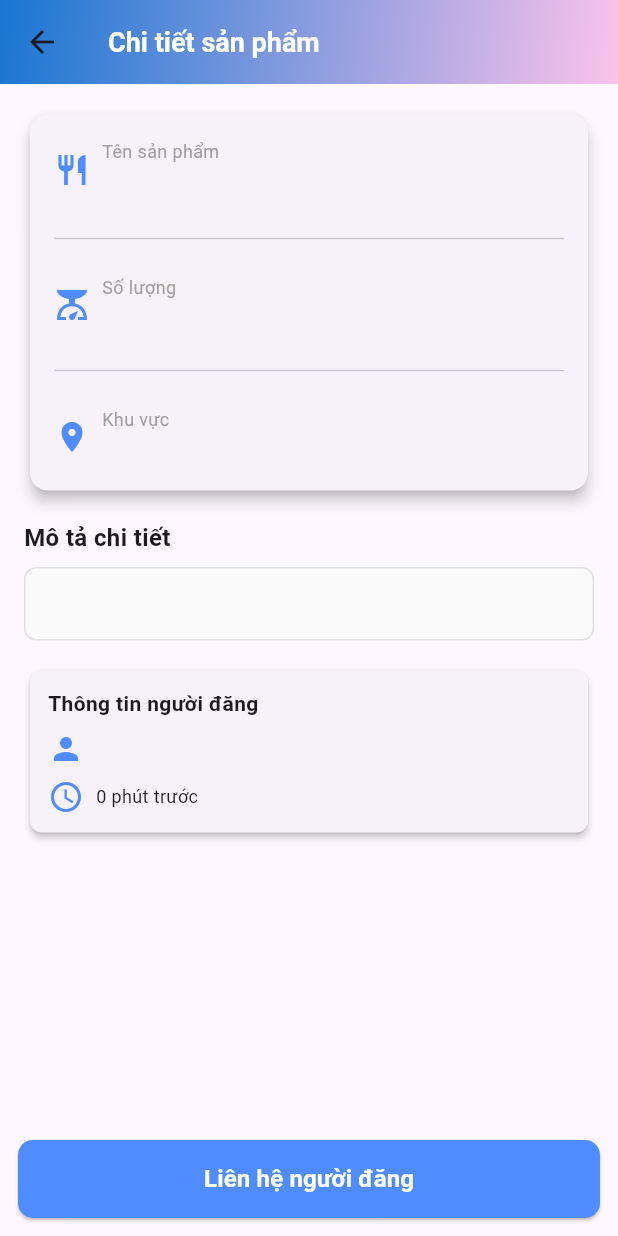
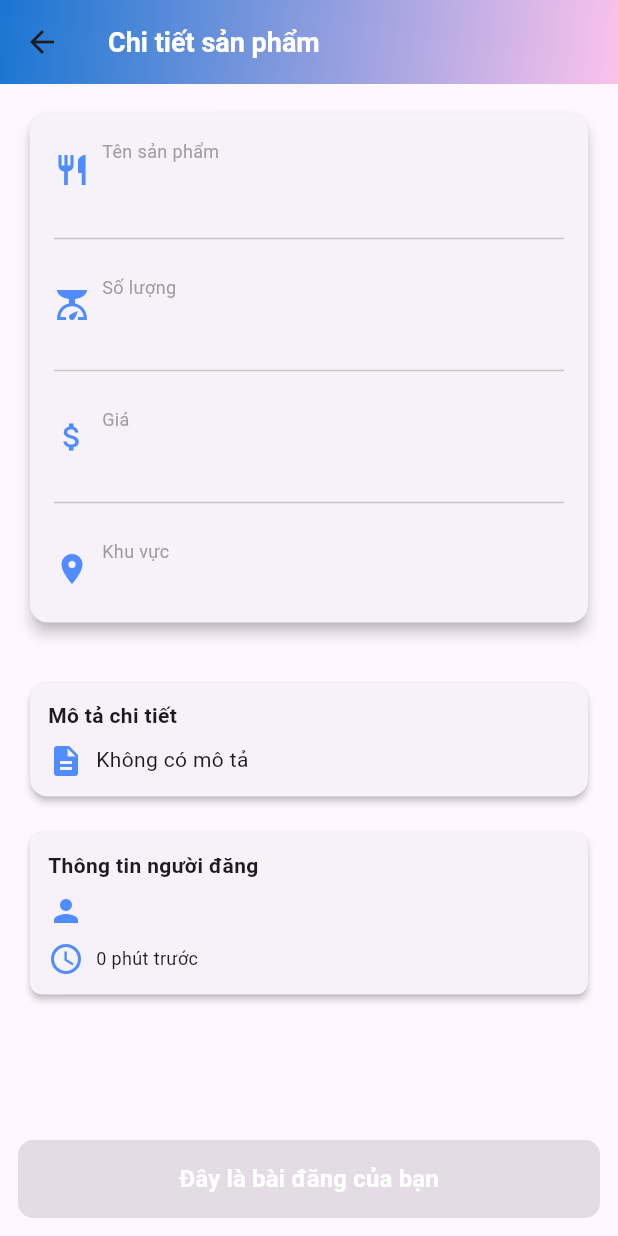
Before and after one commit to DanhBNg/Food-Share-App, a Flutter app: the PostDetailScreen screen opened directly with empty values, on a phone screen of 412 x 824 dp. Run offline on Flutter 3.47's test engine with Material 3 defaults, Android fonts, the phone set to English and light mode, and no system bars; our stand-ins replace cloud_firestore, firebase_auth, firebase_core, firebase_database, google_sign_in, image_picker and 1 more; missing offline and left inert: flutter_facebook_auth; accounts and stored records are empty; network calls fail.

Commit message:
update ui, sửa lại một số luồng đăng tin, thêm url cho bài đăng

```diff
--- a/lib/models/post_model.dart
+++ b/lib/models/post_model.dart
@@ -4,6 +4,8 @@ class Post {
   final String id;
   final String userId;
   final String userName;
+  final String price;
+  final String productUrl;
   final String ingredientName;
   final String ingredientNameLower;
   final String quantity;
@@ -16,6 +18,8 @@ class Post {
     required this.id,
     required this.userId,
     required this.userName,
+    required this.price,
+    required this.productUrl,
     required this.ingredientName,
     required this.ingredientNameLower,
     required this.quantity,
@@ -32,6 +36,8 @@ class Post {
       id: doc.id,
       userId: data['userId'] ?? '',
       userName: data['userName'] ?? 'Ẩn danh',
+      price: data['price'] ?? '',
+      productUrl: data['productUrl'] ?? '',
       ingredientName: data['ingredientName'] ?? '',
       ingredientNameLower: data['ingredientNameLower'] ?? '',
       quantity: data['quantity'] ?? '',
@@ -46,6 +52,8 @@ class Post {
     return {
       'userId': userId,
       'userName': userName,
+      'price': price,
+      'productUrl': productUrl,
       'ingredientName': ingredientName,
       'ingredientNameLower': ingredientName.toLowerCase(),
       'quantity': quantity,
--- a/lib/screens/post_detail_screen.dart
+++ b/lib/screens/post_detail_screen.dart
@@ -3,6 +3,8 @@ import 'package:flutter/material.dart';
 import 'package:cloud_firestore/cloud_firestore.dart';
 import 'package:food_share/screens/connect_screen.dart';
 import '../models/post_model.dart';
+import 'package:url_launcher/url_launcher.dart';
+import 'package:intl/intl.dart';
 
 class PostDetailScreen extends StatefulWidget {
   final Post post;
@@ -49,17 +51,27 @@ class _PostDetailScreenState extends State<PostDetailScreen> {
           child: SizedBox(
             height: 52,
             width: double.infinity,
-            child: ElevatedButton(
+            child: Builder(
+              builder: (context) {
+                final currentUser = FirebaseAuth.instance.currentUser;
+
+                final isMyPost =
+                    currentUser != null && currentUser.uid == widget.post.userId;
+
+                return ElevatedButton(
                   style: ElevatedButton.styleFrom(
-                  backgroundColor: const Color(0xFF4F8CFF),
+                    backgroundColor: isMyPost
+                        ? Colors.grey        // nút xám khi là bài của mình
+                        : const Color(0xFF4F8CFF),
                     shape: RoundedRectangleBorder(
                       borderRadius: BorderRadius.circular(10),
                     ),
                   ),
-              onPressed: () {
-                final currentUser = FirebaseAuth.instance.currentUser;
-                if (currentUser == null) return;
 
+                  // 👇 vô hiệu hóa nếu là bài của mình
+                  onPressed: isMyPost
+                      ? null
+                      : () {
                     Navigator.push(
                       context,
                       MaterialPageRoute(
@@ -69,18 +81,24 @@ class _PostDetailScreenState extends State<PostDetailScreen> {
                       ),
                     );
                   },
-              child: const Text(
-                'Liên hệ người đăng',
-                style: TextStyle(
+
+                  child: Text(
+                    isMyPost
+                        ? 'Đây là bài đăng của bạn'
+                        : 'Liên hệ người đăng',
+                    style: const TextStyle(
                       fontSize: 16,
                       fontWeight: FontWeight.bold,
                       color: Colors.white,
                     ),
                   ),
+                );
+              },
             ),
           ),
         ),
       ),
+
       body: SingleChildScrollView(
         child: Padding(
           padding: const EdgeInsets.all(16),
@@ -161,7 +179,37 @@ class _PostDetailScreenState extends State<PostDetailScreen> {
                       const SizedBox(height: 16),
                       const Divider(),
                       const SizedBox(height: 16),
-
+                      //price
+                      Row(
+                        children: [
+                          const Icon(Icons.attach_money, color: Color(0xFF4F8CFF)),
+                          const SizedBox(width: 8),
+                          Expanded(
+                            child: Column(
+                              crossAxisAlignment: CrossAxisAlignment.start,
+                              children: [
+                                const Text(
+                                  'Giá',
+                                  style: TextStyle(
+                                    fontSize: 12,
+                                    color: Colors.grey,
+                                  ),
+                                ),
+                                Text(
+                                  formatPrice(widget.post.price),
+                                  style: const TextStyle(
+                                    fontSize: 16,
+                                    fontWeight: FontWeight.w600,
+                                  ),
+                                ),
+                              ],
+                            ),
+                          ),
+                        ],
+                      ),
+                      const SizedBox(height: 16),
+                      const Divider(),
+                      const SizedBox(height: 16),
                       // Khu vực
                       Row(
                         children: [
@@ -195,33 +243,95 @@ class _PostDetailScreenState extends State<PostDetailScreen> {
                 ),
               ),
               const SizedBox(height: 16),
-
-              // Mô tả
+              //url
+              if (widget.post.productUrl != null &&
+                  widget.post.productUrl!.isNotEmpty)
+                Card(
+                  elevation: 2,
+                  shape: RoundedRectangleBorder(
+                    borderRadius: BorderRadius.circular(12),
+                  ),
+                  child: Padding(
+                    padding: const EdgeInsets.all(12),
+                    child: Column(
+                      crossAxisAlignment: CrossAxisAlignment.start,
+                      children: [
                         const Text(
-                'Mô tả chi tiết',
+                          'URL sản phẩm',
                           style: TextStyle(
-                  fontSize: 16,
+                            fontSize: 14,
                             fontWeight: FontWeight.bold,
                           ),
                         ),
                         const SizedBox(height: 8),
-              Container(
-                width: double.infinity,
+                        Row(
+                          crossAxisAlignment: CrossAxisAlignment.start,
+                          children: [
+                            const Icon(Icons.link, color: Color(0xFF4F8CFF)),
+                            const SizedBox(width: 8),
+                            InkWell(
+                              onTap: () => openUrl(widget.post.productUrl!),
+                              child: Text(
+                                widget.post.productUrl!,
+                                style: const TextStyle(
+                                  fontSize: 14,
+                                  color: Colors.blue,
+                                  decoration: TextDecoration.underline,
+                                ),
+                              ),
+                            ),
+                          ],
+                        ),
+                      ],
+                    ),
+                  ),
+                ),
+              const SizedBox(height: 16),
+
+              // Mô tả
+              Card(
+                elevation: 2,
+                shape: RoundedRectangleBorder(
+                  borderRadius: BorderRadius.circular(12),
+                ),
+                child: Padding(
                   padding: const EdgeInsets.all(12),
-                decoration: BoxDecoration(
-                  border: Border.all(color: Colors.grey[300]!),
-                  borderRadius: BorderRadius.circular(8),
-                  color: Colors.grey[50],
+                  child: Column(
+                    crossAxisAlignment: CrossAxisAlignment.start,
+                    children: [
+                      const Text(
+                        'Mô tả chi tiết',
+                        style: TextStyle(
+                          fontSize: 14,
+                          fontWeight: FontWeight.bold,
                         ),
+                      ),
+                      const SizedBox(height: 8),
+
+                      Row(
+                        crossAxisAlignment: CrossAxisAlignment.start,
+                        children: [
+                          const Icon(Icons.description, color: Color(0xFF4F8CFF)),
+                          const SizedBox(width: 8),
+                          Expanded(
                             child: Text(
-                  widget.post.description,
+                              widget.post.description.isNotEmpty
+                                  ? widget.post.description
+                                  : 'Không có mô tả',
                               style: const TextStyle(
                                 fontSize: 14,
                                 height: 1.6,
                               ),
                             ),
                           ),
+                        ],
+                      ),
+                    ],
+                  ),
+                ),
+              ),
               const SizedBox(height: 16),
+
 
               // Thông tin người đăng
               Card(
@@ -319,35 +429,6 @@ class _PostDetailScreenState extends State<PostDetailScreen> {
                     ),
                   ),
                 ),
-
-              // // Nút liên hệ
-              // SizedBox(
-              //   width: double.infinity,
-              //   height: 50,
-              //   child: ElevatedButton(
-              //     style: ElevatedButton.styleFrom(
-              //       backgroundColor: Colors.green,
-              //       shape: RoundedRectangleBorder(
-              //         borderRadius: BorderRadius.circular(8),
-              //       ),
-              //     ),
-              //     onPressed: () {
-              //       ScaffoldMessenger.of(context).showSnackBar(
-              //         const SnackBar(
-              //           content: Text('Tính năng liên hệ đang phát triển'),
-              //         ),
-              //       );
-              //     },
-              //     child: const Text(
-              //       'Liên hệ người đăng',
-              //       style: TextStyle(
-              //         fontSize: 16,
-              //         fontWeight: FontWeight.bold,
-              //         color: Colors.white,
-              //       ),
-              //     ),
-              //   ),
-              // ),
             ],
           ),
         ),
@@ -358,7 +439,6 @@ class _PostDetailScreenState extends State<PostDetailScreen> {
   String _formatDate(DateTime dateTime) {
     final now = DateTime.now();
     final difference = now.difference(dateTime);
-
     if (difference.inDays == 0) {
       if (difference.inHours == 0) {
         return '${difference.inMinutes} phút trước';
@@ -372,4 +452,35 @@ class _PostDetailScreenState extends State<PostDetailScreen> {
       return '${dateTime.day}/${dateTime.month}/${dateTime.year}';
     }
   }
+  String formatPrice(String price) {
+    final p = price.trim().toLowerCase();
+
+    if (p == '0' || p == 'miễn phí' || p == 'free') {
+      return 'Tặng miễn phí';
     }
+    // Nếu là số, format có dấu chấm
+    final number = int.tryParse(p.replaceAll(RegExp(r'[^0-9]'), ''));
+    if (number != null) {
+      final formatter = NumberFormat("#,###", "vi_VN");
+      return "${formatter.format(number)} đ";
+    }
+    return price;
+  }
+
+  Future<void> openUrl(String url) async {
+    if (!url.startsWith('http')) {
+      url = 'https://$url';
+    }
+
+    final uri = Uri.parse(url);
+
+    if (await canLaunchUrl(uri)) {
+      await launchUrl(uri, mode: LaunchMode.externalApplication);
+    } else {
+      ScaffoldMessenger.of(context).showSnackBar(
+        const SnackBar(content: Text('Không mở được liên kết')),
+      );
+    }
+  }
+
+}
--- a/lib/services/post_service.dart
+++ b/lib/services/post_service.dart
@@ -11,6 +11,8 @@ class PostService {
 
   // ================== CREATE POST ==================
   Future<void> createPost({
+    required String price,
+    required String productUrl,
     required String ingredientName,
     required String quantity,
     required String description,
@@ -30,6 +32,8 @@ class PostService {
       await _postsRef.add({
         'userId': user.uid,
         'userName': userName,
+        'price': price,
+        'productUrl': productUrl,
         'ingredientName': ingredientName,
         'ingredientNameLower': ingredientName.toLowerCase(),
         'quantity': quantity,
--- a/pubspec.yaml
+++ b/pubspec.yaml
@@ -46,6 +46,7 @@ dependencies:
   firebase_messaging: ^14.9.4
   flutter_local_notifications: ^17.0.0
   http: ^1.2.0
+  url_launcher: ^6.2.1
 dev_dependencies:
   flutter_test:
     sdk: flutter
@@ -65,6 +66,7 @@ flutter:
   assets:
     - assets/google.png
     - assets/facebook.png
+    - assets/images/Logo.png
   # The following line ensures that the Material Icons font is
   # included with your application, so that you can use the icons in
   # the material Icons class.
```
Also changed, not shown: lib/screens/home_screen.dart (+25 -14 lines), lib/screens/login_screen.dart (+6 -14 lines), lib/screens/post_screen.dart (+45 -40 lines), lib/screens/profile_screen.dart (+9 -0 lines), lib/screens/register_screen.dart (+5 -13 lines), assets/images/Logo.png (added), pubspec.lock. Lines whose indentation alone changed are shown as unchanged.
